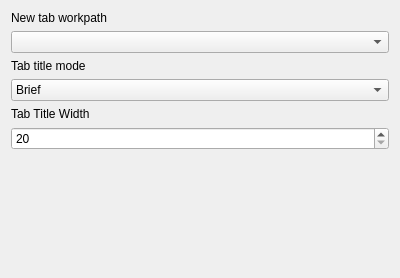
Old version of the form src/globaloptions/globaloptionsgeneralwidget.ui in the repository QQxiaoming/quardCRT.
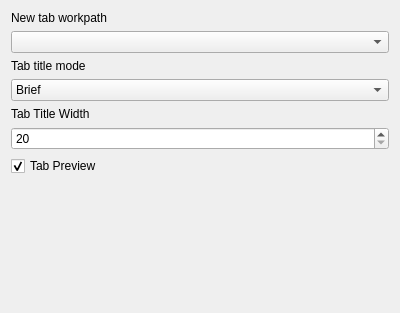
New version of the form.

Commit message: src:Add tab preview checkbox to global options and enable/disable tab preview in session tabs

```diff
--- a/src/globaloptions/globaloptionsgeneralwidget.ui
+++ b/src/globaloptions/globaloptionsgeneralwidget.ui
@@ -7,7 +7,7 @@
     <x>0</x>
     <y>0</y>
     <width>400</width>
-    <height>278</height>
+    <height>313</height>
    </rect>
   </property>
   <layout class="QVBoxLayout" name="verticalLayout">
@@ -64,6 +64,16 @@
      </property>
     </widget>
    </item>
+   <item>
+    <widget class="QCheckBox" name="checkBoxTabPreview">
+     <property name="text">
+      <string>Tab Preview</string>
+     </property>
+     <property name="checked">
+      <bool>true</bool>
+     </property>
+    </widget>
+   </item>
    <item>
     <spacer name="verticalSpacer">
      <property name="orientation">
```
The commit also changes 41 other files.
